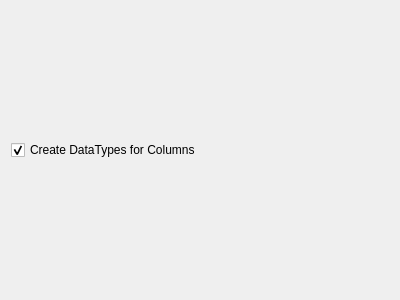
First picture: the form in ReverseEngineerWizardOptionsForm.ui, repository fritzone/ddm, before the edit.
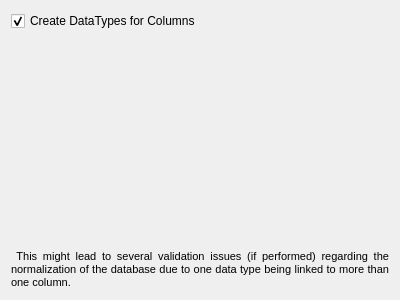
Second picture: the form after the edit. Icons and pictures are not drawn.

Commit message: issues rework and some more normalization

What changed in the file:
```diff
--- a/ReverseEngineerWizardOptionsForm.ui
+++ b/ReverseEngineerWizardOptionsForm.ui
@@ -27,6 +27,36 @@
      </property>
     </widget>
    </item>
+   <item>
+    <spacer name="verticalSpacer">
+     <property name="orientation">
+      <enum>Qt::Vertical</enum>
+     </property>
+     <property name="sizeHint" stdset="0">
+      <size>
+       <width>20</width>
+       <height>40</height>
+      </size>
+     </property>
+    </spacer>
+   </item>
+   <item>
+    <widget class="QLabel" name="lblWarning">
+     <property name="text">
+      <string>&lt;!DOCTYPE HTML PUBLIC &quot;-//W3C//DTD HTML 4.0//EN&quot; &quot;http://www.w3.org/TR/REC-html40/strict.dtd&quot;&gt;
+&lt;html&gt;&lt;head&gt;&lt;meta name=&quot;qrichtext&quot; content=&quot;1&quot; /&gt;&lt;style type=&quot;text/css&quot;&gt;
+p, li { white-space: pre-wrap; }
+&lt;/style&gt;&lt;/head&gt;&lt;body style=&quot; font-family:'MS Shell Dlg 2'; font-size:7.8pt; font-weight:400; font-style:normal;&quot;&gt;
+&lt;p style=&quot; margin-top:0px; margin-bottom:0px; margin-left:0px; margin-right:0px; -qt-block-indent:0; text-indent:0px;&quot;&gt;&lt;img src=&quot;:/images/actions/images/small/warning.png&quot; /&gt; &lt;span style=&quot; font-size:8pt;&quot;&gt;This might lead to several validation issues (if performed) regarding the normalization of the database due to one data type being linked to more than one column.&lt;/span&gt;&lt;/p&gt;&lt;/body&gt;&lt;/html&gt;</string>
+     </property>
+     <property name="alignment">
+      <set>Qt::AlignJustify|Qt::AlignVCenter</set>
+     </property>
+     <property name="wordWrap">
+      <bool>true</bool>
+     </property>
+    </widget>
+   </item>
   </layout>
  </widget>
  <resources/>
```
Left out of the diff: 29 changed lines with no effect on the pictures. The commit also changes 34 other files.
